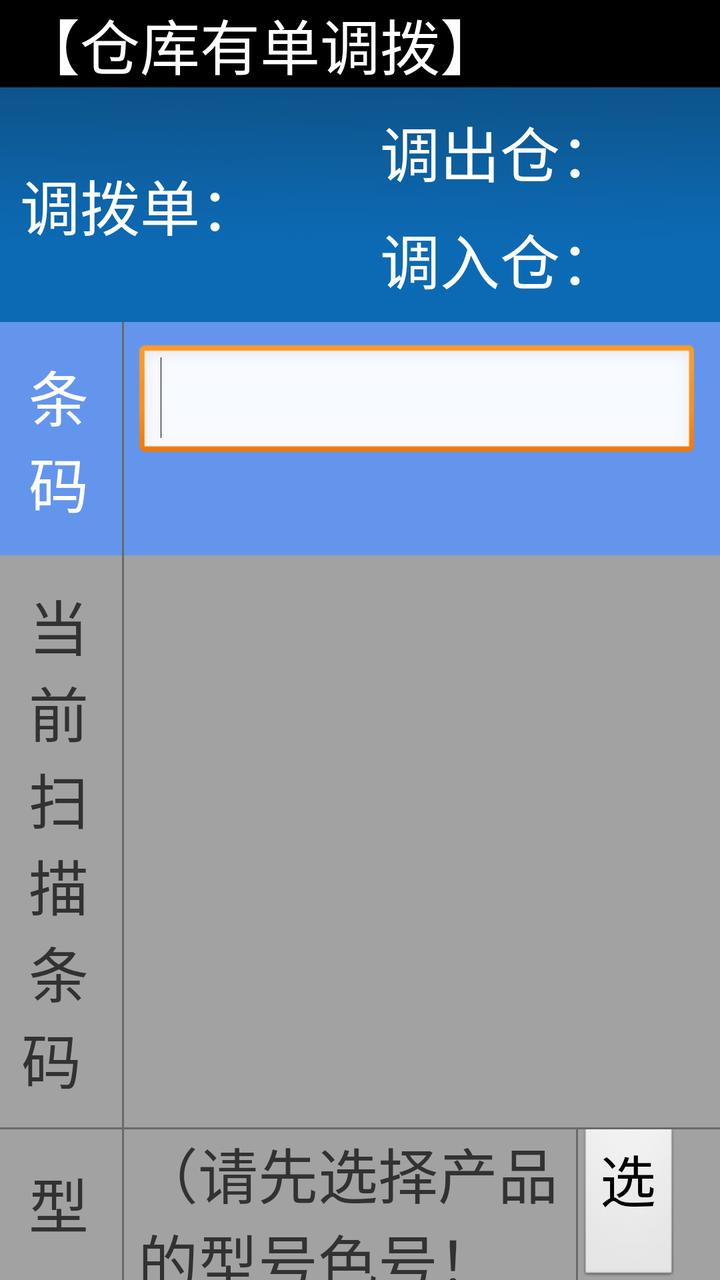
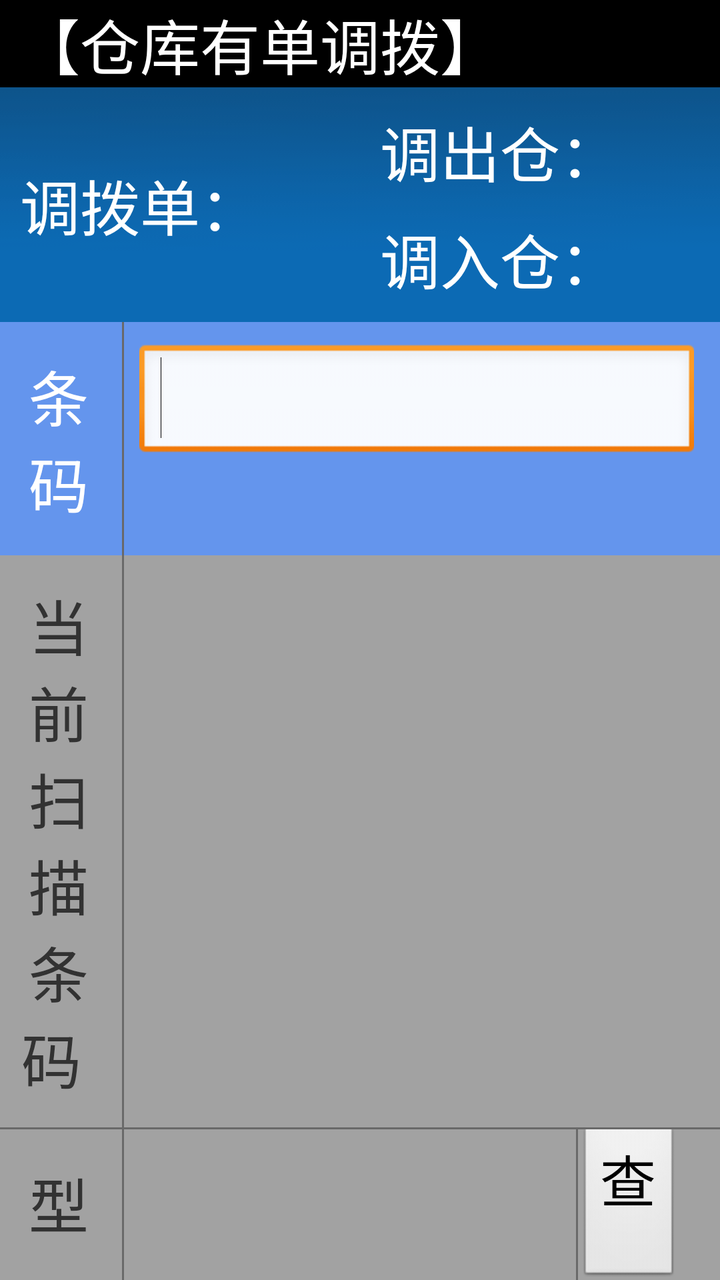

Screens rendered from an Android XML layout before and after an edit, with the pre-edit source and the edit as a unified diff.
<!-- AndroidManifest.xml: application theme android:Theme.Light.NoTitleBar -->
<!-- res/layout/new_p_dv_instock_z_changestock_bill.xml -->
<?xml version="1.0" encoding="utf-8"?>
<LinearLayout xmlns:android="http://schemas.android.com/apk/res/android"
    xmlns:tools="http://schemas.android.com/tools"
    android:layout_width="match_parent"
    android:layout_height="match_parent"
    android:orientation="vertical"
    tools:ignore="HardcodedText,dpUsage,InefficientWeight,UselessLeaf" >

    <TextView
        android:id="@+id/tv_title"
        android:layout_width="match_parent"
        android:layout_height="wrap_content"
        android:background="@color/black"
        android:gravity="left"
        android:paddingLeft="10dp"
        android:text="【仓库有单调拨】"
        android:textColor="@color/white"
        android:textSize="30dp" />

    <LinearLayout
        android:layout_width="match_parent"
        android:layout_height="wrap_content"
        android:background="@drawable/titlebar_back"
        android:gravity="center_vertical"
        android:orientation="horizontal" >

        <RelativeLayout
            android:id="@+id/relayout_left"
            android:layout_width="0dp"
            android:layout_height="fill_parent"
            android:layout_weight="1"
            android:gravity="center_vertical"
            android:paddingBottom="10dp"
            android:paddingTop="10dp" >

            <RelativeLayout
                android:id="@+id/relayout_source_billno"
                android:layout_width="match_parent"
                android:layout_height="wrap_content"
                android:visibility="visible" >

                <TextView
                    android:id="@+id/tv_source_billno_str"
                    android:layout_width="wrap_content"
                    android:layout_height="wrap_content"
                    android:layout_centerVertical="true"
                    android:layout_marginLeft="10dp"
                    android:text="调拨单："
                    android:textColor="@color/white"
                    android:textSize="30dp" />

                <TextView
                    android:id="@+id/tv_source_billno"
                    android:layout_width="wrap_content"
                    android:layout_height="wrap_content"
                    android:layout_centerVertical="true"
                    android:layout_toRightOf="@id/tv_source_billno_str"
                    android:text=""
                    android:textColor="@color/white"
                    android:textSize="30dp" />
            </RelativeLayout>

            <RelativeLayout
                android:id="@+id/relayout_billno"
                android:layout_width="match_parent"
                android:layout_height="wrap_content"
                android:layout_below="@id/relayout_source_billno"
                android:layout_marginTop="10dp"
                android:visibility="gone" >

                <TextView
                    android:id="@+id/tv_billno_str"
                    android:layout_width="wrap_content"
                    android:layout_height="wrap_content"
                    android:layout_centerVertical="true"
                    android:layout_marginLeft="10dp"
                    android:text="入库单："
                    android:textColor="@color/white"
                    android:textSize="30dp" />

                <TextView
                    android:id="@+id/tv_billno"
                    android:layout_width="wrap_content"
                    android:layout_height="wrap_content"
                    android:layout_centerVertical="true"
                    android:layout_toRightOf="@id/tv_billno_str"
                    android:text=""
                    android:textColor="@color/white"
                    android:textSize="30dp" />
            </RelativeLayout>
        </RelativeLayout>

        <RelativeLayout
            android:id="@+id/relayout_right"
            android:layout_width="0dp"
            android:layout_height="fill_parent"
            android:layout_weight="1"
            android:gravity="center_vertical"
            android:paddingBottom="10dp"
            android:paddingTop="10dp" >

            <RelativeLayout
                android:id="@+id/relayout_company"
                android:layout_width="match_parent"
                android:layout_height="wrap_content"
                android:visibility="visible" >

                <TextView
                    android:id="@+id/tv_company_str"
                    android:layout_width="wrap_content"
                    android:layout_height="wrap_content"
                    android:layout_centerVertical="true"
                    android:layout_marginLeft="10dp"
                    android:text="调出仓："
                    android:textColor="@color/white"
                    android:textSize="30dp" />

                <TextView
                    android:id="@+id/tv_company_name"
                    android:layout_width="wrap_content"
                    android:layout_height="wrap_content"
                    android:layout_centerVertical="true"
                    android:layout_toRightOf="@id/tv_company_str"
                    android:text=""
                    android:textColor="@color/white"
                    android:textSize="30dp" />
            </RelativeLayout>

            <RelativeLayout
                android:id="@+id/relayout_stock"
                android:layout_width="match_parent"
                android:layout_height="wrap_content"
                android:layout_below="@id/relayout_company"
                android:layout_marginTop="10dp" >

                <TextView
                    android:id="@+id/tv_stock_str"
                    android:layout_width="wrap_content"
                    android:layout_height="wrap_content"
                    android:layout_centerVertical="true"
                    android:layout_marginLeft="10dp"
                    android:text="调入仓："
                    android:textColor="@color/white"
                    android:textSize="30dp" />

                <TextView
                    android:id="@+id/tv_stock_name"
                    android:layout_width="wrap_content"
                    android:layout_height="wrap_content"
                    android:layout_centerVertical="true"
                    android:layout_toRightOf="@id/tv_stock_str"
                    android:text=""
                    android:textColor="@color/white"
                    android:textSize="30dp" />
            </RelativeLayout>
        </RelativeLayout>
    </LinearLayout>

    <LinearLayout
        android:layout_width="match_parent"
        android:layout_height="wrap_content"
        android:background="@color/cornflowerblue"
        android:orientation="horizontal" >

        <TextView
            android:layout_width="0dp"
            android:layout_height="wrap_content"
            android:layout_weight="0.5"
            android:gravity="center"
            android:paddingBottom="15dp"
            android:paddingTop="15dp"
            android:text="条\t\t码"
            android:textColor="@color/white"
            android:textSize="30dp" />

        <View
            android:layout_width="1dp"
            android:layout_height="fill_parent"
            android:layout_marginLeft="2dp"
            android:layout_marginRight="2dp"
            android:background="#696969" />

        <View
            android:layout_width="0dp"
            android:layout_height="fill_parent"
            android:layout_weight="0.05" />

        <EditText
            android:id="@+id/et_barcode"
            android:layout_width="0dp"
            android:layout_height="wrap_content"
            android:layout_weight="2.35"
            android:ems="18"
            android:focusable="true"
            android:focusableInTouchMode="true"
            android:gravity="center_vertical"
            android:inputType="text"
            android:textSize="30dp" >

            <requestFocus />
        </EditText>

        <View
            android:layout_width="1dp"
            android:layout_height="fill_parent" />

        <View
            android:layout_width="0dp"
            android:layout_height="fill_parent"
            android:layout_weight="0.1" />
    </LinearLayout>

    <LinearLayout
        android:layout_width="match_parent"
        android:layout_height="wrap_content"
        android:background="#A2A2A2"
        android:orientation="horizontal" >

        <LinearLayout
            android:layout_width="0dp"
            android:layout_height="wrap_content"
            android:layout_marginBottom="3dp"
            android:layout_marginTop="3dp"
            android:layout_weight="0.5"
            android:orientation="vertical" >

            <TextView
                android:layout_width="match_parent"
                android:layout_height="wrap_content"
                android:gravity="center"
                android:paddingBottom="10dp"
                android:paddingTop="10dp"
                android:text="当前扫描条码 "
                android:textSize="30dp" />
        </LinearLayout>

        <View
            android:layout_width="1dp"
            android:layout_height="match_parent"
            android:layout_marginLeft="2dp"
            android:layout_marginRight="2dp"
            android:background="#696969" />

        <LinearLayout
            android:layout_width="0dp"
            android:layout_height="wrap_content"
            android:layout_gravity="center_vertical"
            android:layout_weight="2.5"
            android:orientation="vertical" >

            <TextView
                android:id="@+id/tv_show_code"
                android:layout_width="match_parent"
                android:layout_height="wrap_content"
                android:paddingLeft="5dp"
                android:text=""
                android:textSize="30dp" />
        </LinearLayout>
    </LinearLayout>

    <View
        android:layout_width="match_parent"
        android:layout_height="1dp"
        android:background="#696969" />

    <LinearLayout
        android:layout_width="fill_parent"
        android:layout_height="wrap_content"
        android:background="#A2A2A2"
        android:gravity="center_vertical"
        android:orientation="horizontal" >

        <LinearLayout
            android:layout_width="0dp"
            android:layout_height="wrap_content"
            android:layout_weight="0.5"
            android:orientation="vertical"
            android:paddingBottom="15dp"
            android:paddingTop="15dp" >

            <TextView
                android:id="@+id/TextView06"
                android:layout_width="match_parent"
                android:layout_height="wrap_content"
                android:gravity="center"
                android:text="型号色号 "
                android:textSize="30dp" />

            <TextView
                android:layout_width="match_parent"
                android:layout_height="wrap_content"
                android:gravity="center"
                android:text="(产品ID) "
                android:textSize="28dp" />
        </LinearLayout>

        <View
            android:layout_width="1dp"
            android:layout_height="match_parent"
            android:layout_marginLeft="2dp"
            android:layout_marginRight="2dp"
            android:background="#696969" />

        <LinearLayout
            android:layout_width="0dp"
            android:layout_height="wrap_content"
            android:layout_weight="1.9"
            android:orientation="vertical" >

            <TextView
                android:id="@+id/tv_model_colors"
                android:layout_width="match_parent"
                android:layout_height="wrap_content"
                android:paddingLeft="5dp"
                android:text="（请先选择产品的型号色号！>>>）"
                android:textSize="30dp" />

            <TextView
                android:id="@+id/tv_goodsid"
                android:layout_width="match_parent"
                android:layout_height="wrap_content"
                android:paddingLeft="5dp"
                android:text=""
                android:textSize="28dp" />
        </LinearLayout>

        <View
            android:layout_width="1dp"
            android:layout_height="match_parent"
            android:background="#696969" />

        <LinearLayout
            android:layout_width="0dp"
            android:layout_height="wrap_content"
            android:layout_weight="0.6"
            android:gravity="center"
            android:orientation="horizontal" >

            <Button
                android:id="@+id/btn_select_goodsid"
                android:layout_width="fill_parent"
                android:layout_height="80dp"
                android:layout_marginRight="20dp"
                android:text="选\t择 "
                android:textSize="28dp" />
        </LinearLayout>
    </LinearLayout>

    <LinearLayout
        android:layout_width="match_parent"
        android:layout_height="wrap_content"
        android:layout_weight="2.88"
        android:orientation="vertical" >

        <LinearLayout
            android:layout_width="match_parent"
            android:layout_height="80dp"
            android:gravity="center_vertical"
            android:orientation="horizontal" >

            <TextView
                android:id="@+id/TextView07"
                android:layout_width="0dp"
                android:layout_height="fill_parent"
                android:layout_weight="1"
                android:background="#D7D7D7"
                android:gravity="center"
                android:text="此型号累计"
                android:textSize="30dp" />

            <View
                android:layout_width="2dp"
                android:layout_height="fill_parent"
                android:background="#AEAEAE" />

            <TextView
                android:id="@+id/TextView09"
                android:layout_width="0dp"
                android:layout_height="fill_parent"
                android:layout_weight="1"
                android:background="#D7D7D7"
                android:gravity="center"
                android:text="合\t计"
                android:textSize="30dp" />
        </LinearLayout>

        <View
            android:layout_width="match_parent"
            android:layout_height="1dp"
            android:background="#AEAEAE" />

        <LinearLayout
            android:layout_width="match_parent"
            android:layout_height="fill_parent"
            android:gravity="center_vertical"
            android:orientation="horizontal" >

            <TextView
                android:id="@+id/tv_curqty"
                android:layout_width="0dp"
                android:layout_height="fill_parent"
                android:layout_weight="1"
                android:gravity="center"
                android:text="0"
                android:textColor="@color/darkgreen"
                android:textSize="60dp" />

            <View
                android:layout_width="2dp"
                android:layout_height="fill_parent"
                android:background="#AEAEAE" />

            <TextView
                android:id="@+id/tv_totalqty"
                android:layout_width="0dp"
                android:layout_height="fill_parent"
                android:layout_weight="1"
                android:gravity="center"
                android:text="0"
                android:textSize="60dp" />
        </LinearLayout>
    </LinearLayout>

    <LinearLayout
        android:id="@+id/LinearLayout01"
        android:layout_width="match_parent"
        android:layout_height="wrap_content"
        android:background="@drawable/titlebar_back"
        android:gravity="center"
        android:orientation="horizontal"
        android:paddingBottom="10dp"
        android:paddingTop="10dp" >

        <Button
            android:id="@+id/btn_list"
            android:layout_width="250dp"
            android:layout_height="80dp"
            android:text="明细"
            android:textSize="@dimen/show_title_size" />

        <Button
            android:id="@+id/btn_print"
            android:layout_width="250dp"
            android:layout_height="80dp"
            android:layout_marginLeft="30dp"
            android:text="打印"
            android:textSize="@dimen/show_title_size" />

        <Button
            android:id="@+id/btn_exit"
            android:layout_width="250dp"
            android:layout_height="80dp"
            android:layout_marginLeft="30dp"
            android:text="完成"
            android:textSize="@dimen/show_title_size" />
    </LinearLayout>

</LinearLayout>
<!-- resources referenced by this layout -->
<resources>
  <color name="black">#000000</color>
  <color name="cornflowerblue">#6495ED</color>
  <color name="darkgreen">#006400</color>
  <color name="white">#FFFFFF</color>
  <dimen name="show_title_size">30dp</dimen>
  <!-- drawable titlebar_back: png bitmap (drawable-hdpi, 3336 bytes) -->
</resources>

<!-- the commit's change to res/layout/new_p_dv_instock_z_changestock_bill.xml (unified diff, before → after) -->
@@ -195,6 +195,7 @@
             android:focusableInTouchMode="true"
             android:gravity="center_vertical"
             android:inputType="text"
+            android:imeOptions="actionSend"
             android:textSize="30dp" >
 
             <requestFocus />
@@ -286,12 +287,28 @@
                 android:text="型号色号 "
                 android:textSize="30dp" />
 
-            <TextView
-                android:layout_width="match_parent"
-                android:layout_height="wrap_content"
-                android:gravity="center"
-                android:text="(产品ID) "
-                android:textSize="28dp" />
+            <LinearLayout
+                android:layout_width="wrap_content"
+                android:layout_height="wrap_content"
+                android:orientation="horizontal"
+                android:gravity="center"
+                android:layout_gravity="center">
+
+                <TextView
+                    android:layout_width="match_parent"
+                    android:layout_height="wrap_content"
+                    android:gravity="center"
+                    android:text="(产品ID) "
+                    android:textSize="28dp" />
+                <TextView
+                    android:id="@+id/tv_instock_batch"
+                    android:layout_width="wrap_content"
+                    android:layout_height="wrap_content"
+                    android:text="批号"
+                    android:textSize="26dp"
+                    android:visibility="gone"
+                    android:layout_marginLeft="10dp"></TextView>
+            </LinearLayout>
         </LinearLayout>
 
         <View
@@ -312,16 +329,41 @@
                 android:layout_width="match_parent"
                 android:layout_height="wrap_content"
                 android:paddingLeft="5dp"
-                android:text="（请先选择产品的型号色号！>>>）"
+                android:text=""
                 android:textSize="30dp" />
 
-            <TextView
-                android:id="@+id/tv_goodsid"
-                android:layout_width="match_parent"
-                android:layout_height="wrap_content"
-                android:paddingLeft="5dp"
-                android:text=""
-                android:textSize="28dp" />
+
+
+
+
+
+
+
+
+            <LinearLayout
+                android:layout_width="wrap_content"
+                android:layout_height="wrap_content"
+                android:orientation="horizontal"
+                android:gravity="center"
+                android:paddingLeft="10dp"
+                >
+                <TextView
+                    android:id="@+id/tv_goodsid"
+                    android:layout_width="match_parent"
+                    android:layout_height="wrap_content"
+                    android:text=""
+                    android:textSize="28dp" />
+
+                <TextView
+                    android:id="@+id/tv_text_batch"
+                    android:layout_width="wrap_content"
+                    android:layout_height="wrap_content"
+                    android:text=""
+                    android:textSize="26dp"
+                    android:visibility="gone"
+                    android:layout_marginLeft="30dp"></TextView>
+            </LinearLayout>
+
         </LinearLayout>
 
         <View
@@ -341,7 +383,7 @@
                 android:layout_width="fill_parent"
                 android:layout_height="80dp"
                 android:layout_marginRight="20dp"
-                android:text="选\t择 "
+                android:text="查\t看"
                 android:textSize="28dp" />
         </LinearLayout>
     </LinearLayout>
